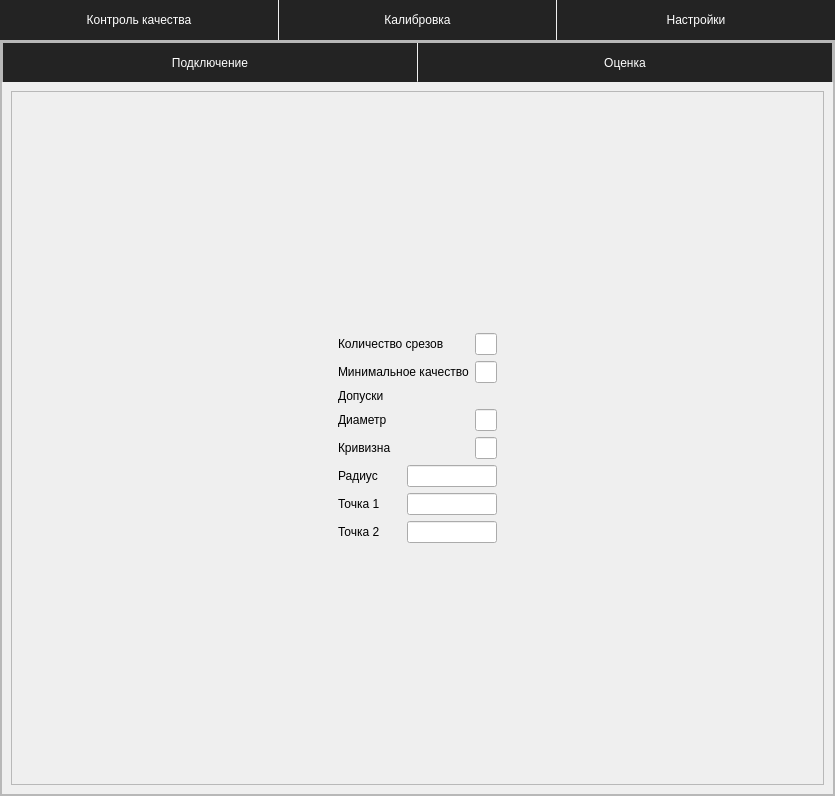
Above: MainWindow.ui from qxjiugfhlww/ceramic_tube_control before the change. Below: the same form after it.
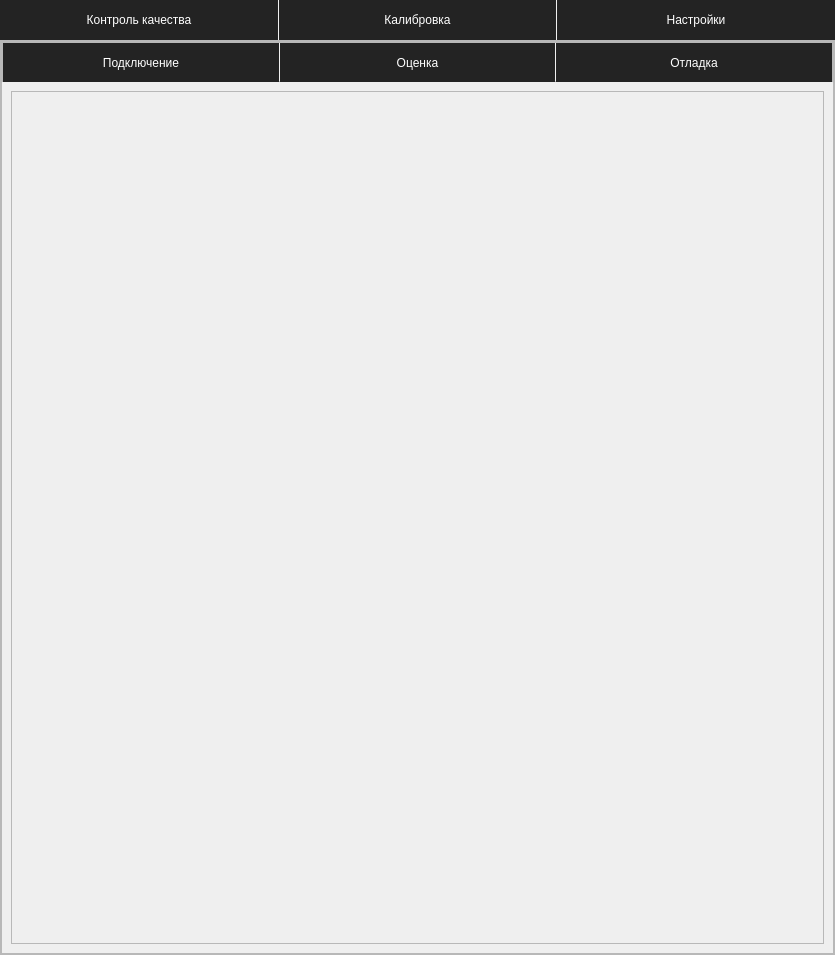
That is the form after the change. The open tabs and pages were chosen to show the change. Icons and pictures are not drawn.

```diff
--- a/MainWindow.ui
+++ b/MainWindow.ui
@@ -7,7 +7,7 @@
     <x>0</x>
     <y>0</y>
     <width>835</width>
-    <height>796</height>
+    <height>955</height>
    </rect>
   </property>
   <property name="windowTitle">
@@ -315,6 +315,29 @@
                       </property>
                      </widget>
                     </item>
+                    <item>
+                     <widget class="QPushButton" name="debug_btn">
+                      <property name="minimumSize">
+                       <size>
+                        <width>0</width>
+                        <height>40</height>
+                       </size>
+                      </property>
+                      <property name="styleSheet">
+                       <string notr="true">QPushButton {
+	color: rgb(255, 255, 255);
+	background-color: rgb(35, 35, 35);
+	border: 0px solid;
+}
+QPushButton:hover {
+	background-color: rgb(85, 170, 255);
+}</string>
+                      </property>
+                      <property name="text">
+                       <string>Отладка</string>
+                      </property>
+                     </widget>
+                    </item>
                    </layout>
                   </widget>
                  </item>
@@ -599,6 +622,29 @@
                      </item>
                     </layout>
                    </widget>
+                   <widget class="QWidget" name="debug_page">
+                    <layout class="QVBoxLayout" name="verticalLayout_4">
+                     <item>
+                      <widget class="QFrame" name="frame_2">
+                       <property name="frameShape">
+                        <enum>QFrame::StyledPanel</enum>
+                       </property>
+                       <property name="frameShadow">
+                        <enum>QFrame::Raised</enum>
+                       </property>
+                       <layout class="QGridLayout" name="gridLayout_9">
+                        <item row="0" column="0">
+                         <widget class="QLabel" name="label_19">
+                          <property name="text">
+                           <string/>
+                          </property>
+                         </widget>
+                        </item>
+                       </layout>
+                      </widget>
+                     </item>
+                    </layout>
+                   </widget>
                   </widget>
                  </item>
                 </layout>
```
Left out of the diff: 6 changed lines with no effect on the pictures.
